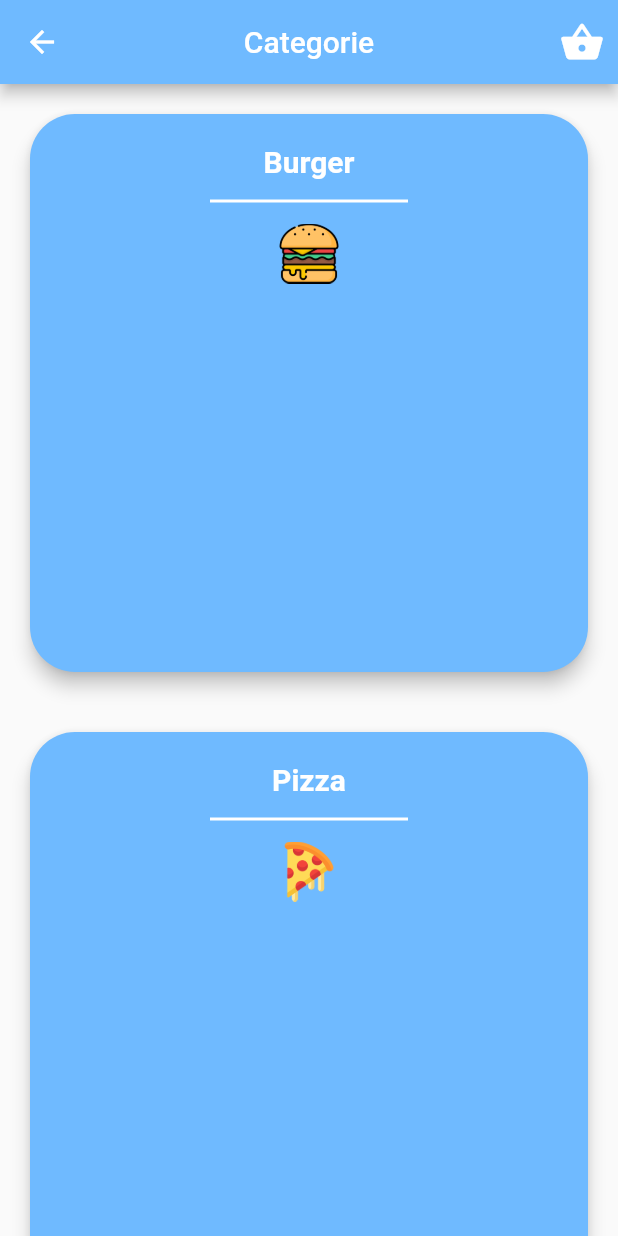
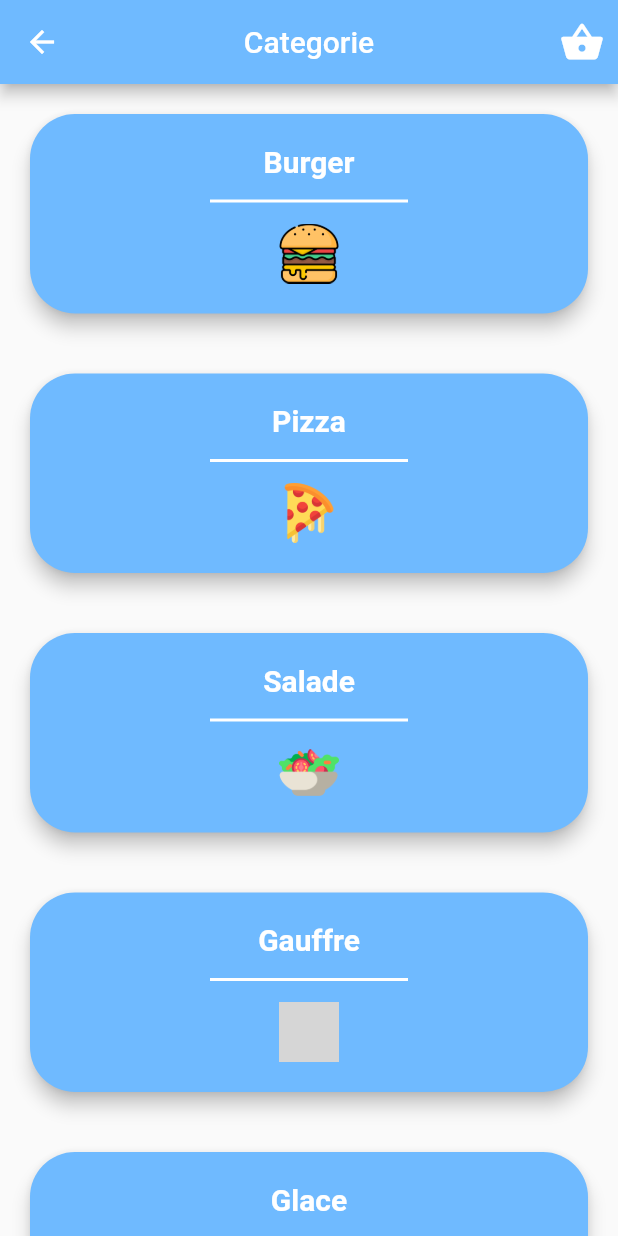
Before and after one commit to SamirBenj/flutter_application_test_app, a Flutter app: the CategoriePage screen opened directly, on a phone screen of 412 x 824 dp. Run offline on Flutter 3.47's test engine with Material 2 defaults, Android fonts, the phone set to English and light mode, and no system bars; grey boxes are pictures that could not be loaded.

Commit message:
new design

```diff
--- a/lib/CategoriePage.dart
+++ b/lib/CategoriePage.dart
@@ -43,7 +43,7 @@ class _CategoriePageState extends State<CategoriePage> {
         ],
       ),
       body: Container(
-        child: GridView.builder(
+        child: ListView.builder(
           itemCount: 8,
           itemBuilder: (context, index) {
             return InkWell(
@@ -96,8 +96,6 @@ class _CategoriePageState extends State<CategoriePage> {
               ),
             );
           },
-          gridDelegate:
-              SliverGridDelegateWithFixedCrossAxisCount(crossAxisCount: 1),
         ),
       ),
     );
```
